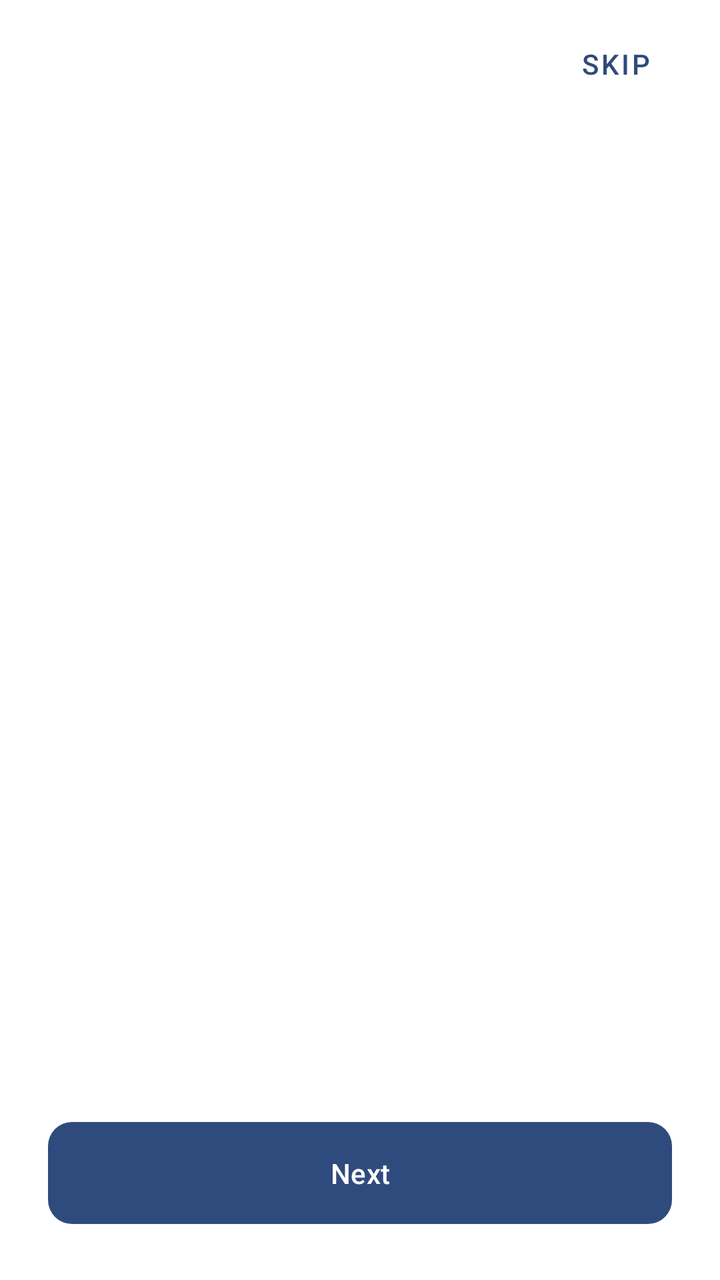
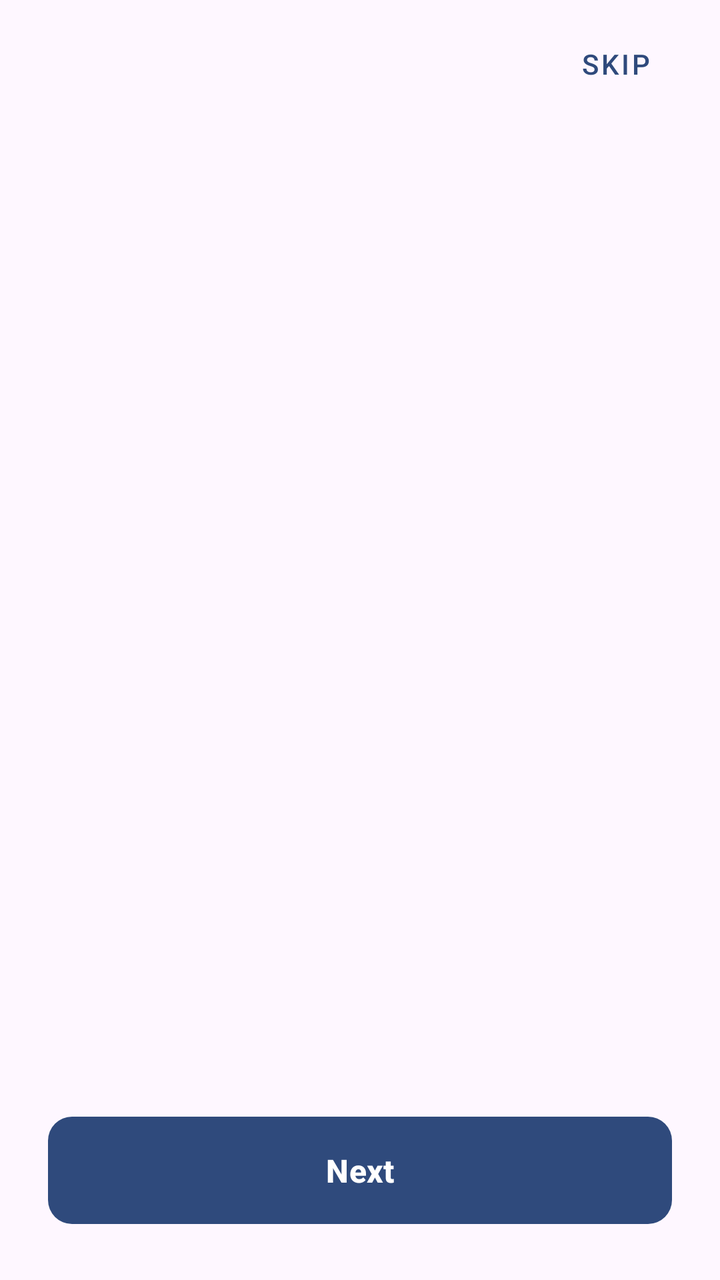

Before-and-after screenshots of an Android layout around one commit, followed by the original layout XML and the change that was made.
<!-- AndroidManifest.xml: application theme Theme.PowerTap -->
<!-- res/layout/activity_onboarding.xml -->
<?xml version="1.0" encoding="utf-8"?>
<androidx.constraintlayout.widget.ConstraintLayout xmlns:android="http://schemas.android.com/apk/res/android"
    xmlns:app="http://schemas.android.com/apk/res-auto"
    android:layout_width="match_parent"
    android:layout_height="match_parent"
    android:background="@color/white">

    <androidx.viewpager2.widget.ViewPager2
        android:id="@+id/viewPager"
        android:layout_width="match_parent"
        android:layout_height="0dp"
        app:layout_constraintBottom_toTopOf="@+id/btnNext"
        app:layout_constraintTop_toTopOf="parent" />

    <com.google.android.material.tabs.TabLayout
        android:id="@+id/tabIndicator"
        android:layout_width="wrap_content"
        android:layout_height="wrap_content"
        android:layout_marginBottom="24dp"
        app:layout_constraintBottom_toTopOf="@+id/btnNext"
        app:layout_constraintEnd_toEndOf="parent"
        app:layout_constraintStart_toStartOf="parent"
        app:tabBackground="@drawable/tab_selector"
        app:tabIndicatorHeight="0dp"
        app:tabMaxWidth="12dp"
        app:tabRippleColor="@android:color/transparent" />

    <Button
        android:id="@+id/btnNext"
        android:layout_width="match_parent"
        android:layout_height="wrap_content"
        android:layout_margin="24dp"
        android:padding="16dp"
        android:text="Next"
        android:textAllCaps="false"
        app:cornerRadius="12dp"
        app:layout_constraintBottom_toBottomOf="parent" />

    <Button
        android:id="@+id/btnSkip"
        style="@style/Widget.MaterialComponents.Button.TextButton"
        android:layout_width="wrap_content"
        android:layout_height="wrap_content"
        android:layout_margin="8dp"
        android:text="Skip"
        app:layout_constraintEnd_toEndOf="parent"
        app:layout_constraintTop_toTopOf="parent" />

</androidx.constraintlayout.widget.ConstraintLayout>
<!-- resources referenced by this layout -->
<resources>
  <color name="white">#FFFFFF</color>
  <!-- drawable tab_selector (drawable) -->
  <?xml version="1.0" encoding="utf-8"?>
  <selector xmlns:android="http://schemas.android.com/apk/res/android">
      <item android:state_selected="true">
          <shape android:shape="oval">
              <solid android:color="@color/primary_blue" />
              <size android:width="10dp" android:height="10dp" />
          </shape>
      </item>
      <item>
          <shape android:shape="oval">
              <solid android:color="#DDDDDD" />
              <size android:width="10dp" android:height="10dp" />
          </shape>
      </item>
  </selector>
  <style name="Theme.PowerTap" parent="Theme.Material3.DayNight.NoActionBar">
          <item name="colorPrimary">#2f4a7c</item>
          <item name="android:statusBarColor">#2f4a7c</item>
      </style>
  <color name="primary_blue">#2f4a7c</color>
</resources>

<!-- the commit's change to res/layout/activity_onboarding.xml (unified diff, before → after) -->
@@ -3,26 +3,33 @@
     xmlns:app="http://schemas.android.com/apk/res-auto"
     android:layout_width="match_parent"
     android:layout_height="match_parent"
-    android:background="@color/white">
+    android:background="?android:attr/windowBackground">
 
     <androidx.viewpager2.widget.ViewPager2
         android:id="@+id/viewPager"
         android:layout_width="match_parent"
         android:layout_height="0dp"
-        app:layout_constraintBottom_toTopOf="@+id/btnNext"
+        app:layout_constraintBottom_toTopOf="@+id/tabIndicator"
         app:layout_constraintTop_toTopOf="parent" />
 
     <com.google.android.material.tabs.TabLayout
         android:id="@+id/tabIndicator"
         android:layout_width="wrap_content"
-        android:layout_height="wrap_content"
+        android:layout_height="8dp"
         android:layout_marginBottom="24dp"
+        android:background="@android:color/transparent"
+        android:minHeight="0dp"
         app:layout_constraintBottom_toTopOf="@+id/btnNext"
         app:layout_constraintEnd_toEndOf="parent"
         app:layout_constraintStart_toStartOf="parent"
         app:tabBackground="@drawable/tab_selector"
+        app:tabGravity="center"
         app:tabIndicatorHeight="0dp"
-        app:tabMaxWidth="12dp"
+        app:tabMaxWidth="20dp"
+        app:tabMinWidth="20dp"
+        app:tabMode="fixed"
+        app:tabPaddingEnd="0dp"
+        app:tabPaddingStart="0dp"
         app:tabRippleColor="@android:color/transparent" />
 
     <Button
@@ -32,7 +39,10 @@
         android:layout_margin="24dp"
         android:padding="16dp"
         android:text="Next"
+        android:textColor="@color/white"
         android:textAllCaps="false"
+        android:textSize="16sp"
+        android:textStyle="bold"
         app:cornerRadius="12dp"
         app:layout_constraintBottom_toBottomOf="parent" />
 
@@ -43,6 +53,7 @@
         android:layout_height="wrap_content"
         android:layout_margin="8dp"
         android:text="Skip"
+        android:textColor="?attr/colorPrimary"
         app:layout_constraintEnd_toEndOf="parent"
         app:layout_constraintTop_toTopOf="parent" />
 
<!-- resource entries referenced after the edit -->
@@ -5,22 +5,37 @@
   <?xml version="1.0" encoding="utf-8"?>
   <selector xmlns:android="http://schemas.android.com/apk/res/android">
       <item android:state_selected="true">
-          <shape android:shape="oval">
-              <solid android:color="@color/primary_blue" />
-              <size android:width="10dp" android:height="10dp" />
-          </shape>
+          <layer-list>
+              <item
+                  android:width="8dp"
+                  android:height="8dp"
+                  android:gravity="center">
+                  <shape android:shape="oval">
+                      <solid android:color="@color/primary_blue" />
+                  </shape>
+              </item>
+          </layer-list>
       </item>
       <item>
-          <shape android:shape="oval">
-              <solid android:color="#DDDDDD" />
-              <size android:width="10dp" android:height="10dp" />
-          </shape>
+          <layer-list>
+              <item
+                  android:width="8dp"
+                  android:height="8dp"
+                  android:gravity="center">
+                  <shape android:shape="oval">
+                      <solid android:color="#33888888" />
+                  </shape>
+              </item>
+          </layer-list>
       </item>
   </selector>
-  <style name="Theme.PowerTap" parent="Theme.Material3.DayNight.NoActionBar">
-          <item name="colorPrimary">#2f4a7c</item>
-          <item name="android:statusBarColor">#2f4a7c</item>
+  <style name="Theme.PowerTap" parent="Base.Theme.PowerTap" />
+  <color name="primary_blue">#2f4a7c</color>
+  <style name="Base.Theme.PowerTap" parent="Theme.Material3.DayNight.NoActionBar">
+          <item name="colorPrimary">@color/primary_blue</item>
+          <item name="colorOnPrimary">@color/white</item>
+          <item name="android:statusBarColor">?attr/colorPrimary</item>
+          <item name="android:windowBackground">?attr/colorSurface</item>
       </style>
-  <color name="primary_blue">#2f4a7c</color>
 </resources>
 
